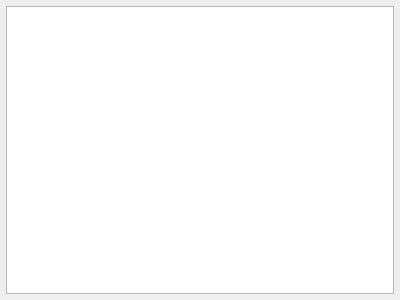
Before: the Qt Designer form cwe_guiWidgets/cwe_job_list.ui in NHERI-SimCenter/CWE-Simulation-Tool, drawn with Qt 5.
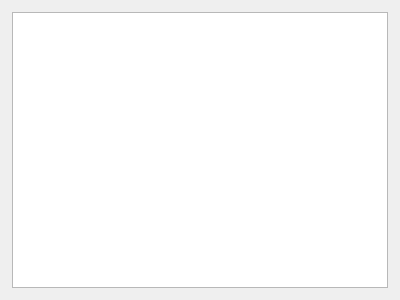
After: the same form once the commit is applied. Custom widgets are drawn as their Qt base class.

Commit message: Job list modified margins and default column width

The edit to the form file:
```diff
--- a/cwe_guiWidgets/cwe_job_list.ui
+++ b/cwe_guiWidgets/cwe_job_list.ui
@@ -50,16 +50,16 @@
   </property>
   <layout class="QGridLayout" name="gridLayout">
    <property name="leftMargin">
-    <number>6</number>
+    <number>12</number>
    </property>
    <property name="topMargin">
-    <number>6</number>
+    <number>12</number>
    </property>
    <property name="rightMargin">
-    <number>6</number>
+    <number>12</number>
    </property>
    <property name="bottomMargin">
-    <number>6</number>
+    <number>12</number>
    </property>
    <item row="0" column="0" colspan="2">
     <widget class="RemoteJobLister" name="tableView_jobs">
@@ -75,6 +75,9 @@
      <property name="sizeAdjustPolicy">
       <enum>QAbstractScrollArea::AdjustIgnored</enum>
      </property>
+     <attribute name="horizontalHeaderDefaultSectionSize">
+      <number>185</number>
+     </attribute>
     </widget>
    </item>
   </layout>
```
